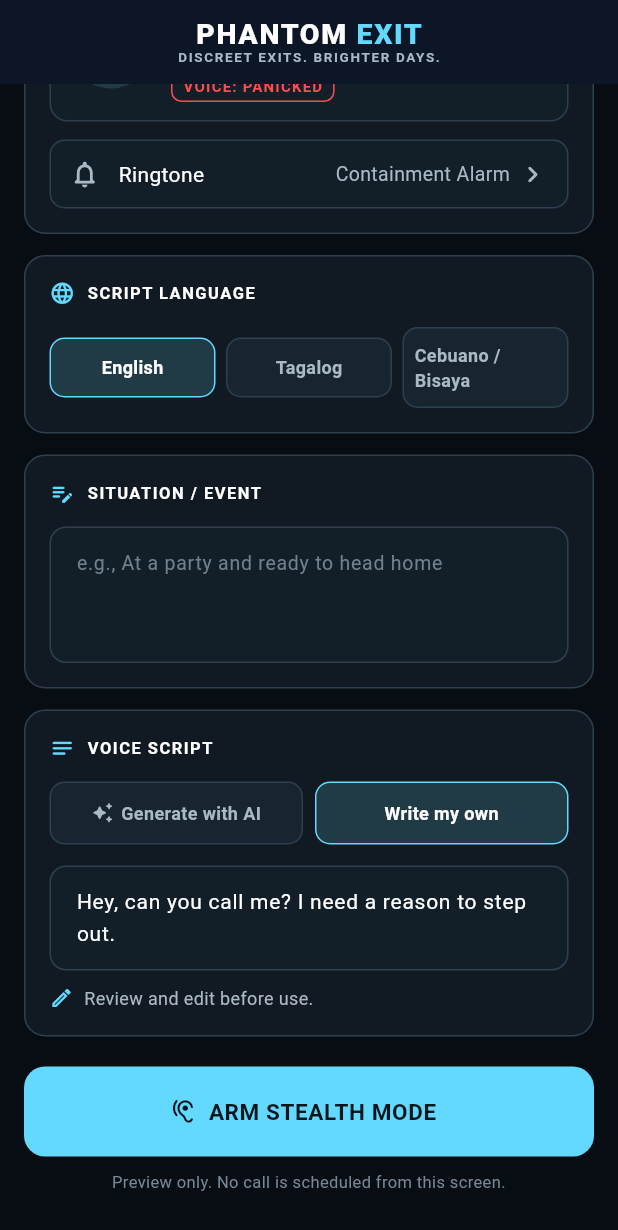
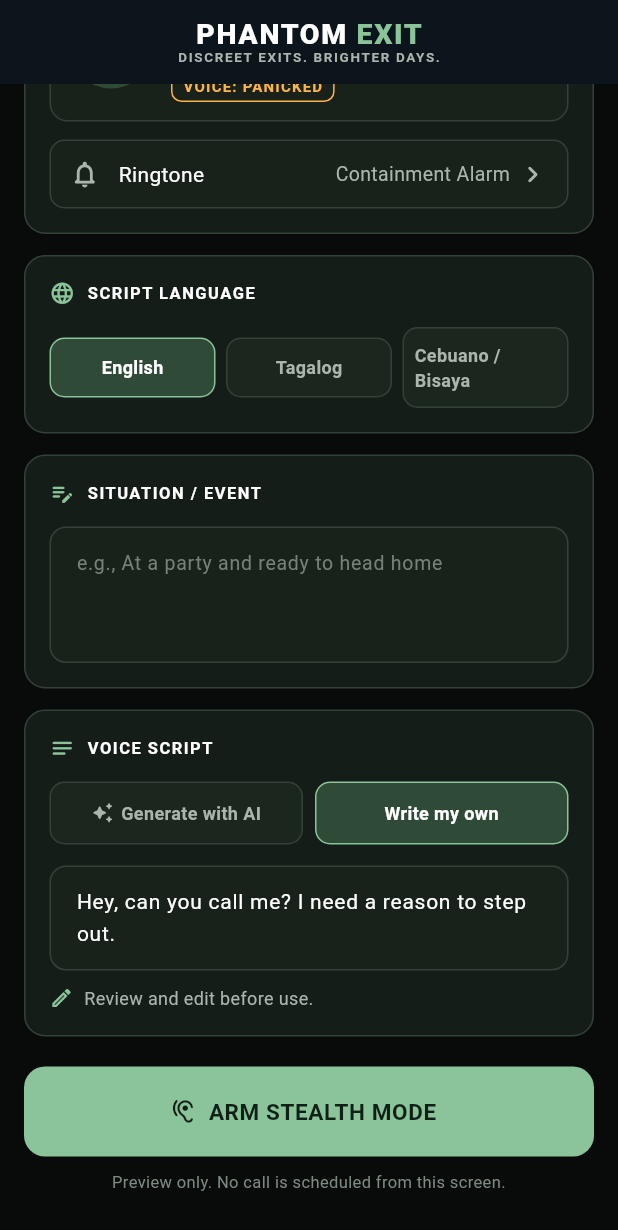
Before and after one commit to donaldycottonacao/GhostBuster, a Flutter app: the screen it shows after launch, scrolled down 369 dp, on a phone screen of 412 x 824 dp. Shown: the top 1230 px of the screen. Run offline on Flutter 3.47's test engine with Material 3 defaults, Android fonts, the phone set to English and light mode, and no system bars; Roboto replaces fonts that are missing (Bell MT).

Commit message:
Changing background color

```diff
--- a/frontend-client/lib/screens/countdown_screen.dart
+++ b/frontend-client/lib/screens/countdown_screen.dart
@@ -1,10 +1,15 @@
 import 'package:flutter/material.dart';
 
-const _background = Color(0xFF080D14);
-const _surface = Color(0xFF111A23);
-const _border = Color(0xFF2D4050);
-const _accent = Color(0xFF63D9FF);
-const _muted = Color(0xFFAAB9C6);
+const _background = Color(0xFF080B09);
+const _surface = Color(0xFF151D18);
+const _border = Color(0xFF344138);
+const _accent = Color(0xFF8BD49A);
+const _muted = Color(0xFFA9B4AB);
+
+const _glossyIconShadows = [
+  Shadow(color: Color(0xAAFFFFFF), blurRadius: 2),
+  Shadow(color: Color(0xCC07100B), offset: Offset(0, 2), blurRadius: 3),
+];
 
 class CountdownScreen extends StatelessWidget {
   const CountdownScreen({
@@ -142,7 +147,12 @@ class _CountdownHeader extends StatelessWidget {
   Widget build(BuildContext context) {
     return const Row(
       children: [
-        Icon(Icons.menu_rounded, color: _muted, size: 25),
+        Icon(
+          Icons.menu_rounded,
+          color: _muted,
+          size: 25,
+          shadows: _glossyIconShadows,
+        ),
         SizedBox(width: 14),
         Expanded(
           child: Text.rich(
@@ -165,7 +175,12 @@ class _CountdownHeader extends StatelessWidget {
           ),
         ),
         SizedBox(width: 14),
-        Icon(Icons.more_horiz_rounded, color: _muted, size: 25),
+        Icon(
+          Icons.more_horiz_rounded,
+          color: _muted,
+          size: 25,
+          shadows: _glossyIconShadows,
+        ),
       ],
     );
   }
@@ -187,8 +202,13 @@ class _CallerPreviewCard extends StatelessWidget {
         children: [
           CircleAvatar(
             radius: 31,
-            backgroundColor: Color(0xFF243542),
-            child: Icon(Icons.person_rounded, color: Colors.white70, size: 38),
+            backgroundColor: Color(0xFF385442),
+            child: Icon(
+              Icons.person_rounded,
+              color: Color(0xFFD8F1DC),
+              size: 38,
+              shadows: _glossyIconShadows,
+            ),
           ),
           SizedBox(width: 14),
           Expanded(
@@ -211,7 +231,12 @@ class _CallerPreviewCard extends StatelessWidget {
               ],
             ),
           ),
-          Icon(Icons.equalizer_rounded, color: _accent, size: 24),
+          Icon(
+            Icons.equalizer_rounded,
+            color: Color(0xFFFFC247),
+            size: 24,
+            shadows: _glossyIconShadows,
+          ),
         ],
       ),
     );
--- a/frontend-client/lib/screens/stealth_trigger.dart
+++ b/frontend-client/lib/screens/stealth_trigger.dart
@@ -2,13 +2,13 @@ import 'package:flutter/material.dart';
 
 import '../l10n/app_localizations.dart';
 
-const _background = Color(0xFF080D14);
-const _surface = Color(0xFF111A23);
-const _surfaceRaised = Color(0xFF182531);
-const _border = Color(0xFF2D4050);
-const _accent = Color(0xFF63D9FF);
-const _muted = Color(0xFFAAB9C6);
-const _orange = Color(0xFFFF4D4D);
+const _background = Color(0xFF080B09);
+const _surface = Color(0xFF151D18);
+const _surfaceRaised = Color(0xFF1B261F);
+const _border = Color(0xFF344138);
+const _accent = Color(0xFF8BC49A);
+const _muted = Color(0xFFABB4AD);
+const _orange = Color(0xFFFFB347);
 const _ghostbusterRed = Color(0xFFE53935);
 
 class StealthTriggerScreen extends StatefulWidget {
@@ -208,7 +208,7 @@ class _StealthTriggerScreenState extends State<StealthTriggerScreen> {
                           Container(
                             padding: const EdgeInsets.all(12),
                             decoration: BoxDecoration(
-                              color: const Color(0xFF121F29),
+                              color: const Color(0xFF18221B),
                               borderRadius: BorderRadius.circular(12),
                               border: Border.all(color: _border),
                             ),
@@ -218,7 +218,7 @@ class _StealthTriggerScreenState extends State<StealthTriggerScreen> {
                                   width: 56,
                                   height: 56,
                                   decoration: const BoxDecoration(
-                                    color: Color(0xFF203B45),
+                                    color: Color(0xFF304A38),
                                     shape: BoxShape.circle,
                                   ),
                                   child: const Icon(
@@ -295,7 +295,7 @@ class _StealthTriggerScreenState extends State<StealthTriggerScreen> {
                               vertical: 11,
                             ),
                             decoration: BoxDecoration(
-                              color: const Color(0xFF121F29),
+                              color: const Color(0xFF18221B),
                               borderRadius: BorderRadius.circular(10),
                               border: Border.all(color: _border),
                             ),
@@ -483,7 +483,7 @@ class _StealthTriggerScreenState extends State<StealthTriggerScreen> {
                         ),
                         style: FilledButton.styleFrom(
                           backgroundColor: _accent,
-                          foregroundColor: const Color(0xFF07151C),
+                          foregroundColor: const Color(0xFF102017),
                           shape: RoundedRectangleBorder(
                             borderRadius: BorderRadius.circular(14),
                           ),
@@ -507,7 +507,7 @@ class _StealthTriggerScreenState extends State<StealthTriggerScreen> {
                           'Preview only. No call is scheduled from this screen.',
                       textAlign: TextAlign.center,
                       style: const TextStyle(
-                        color: Color(0xFF778895),
+                        color: Color(0xFF7E8981),
                         fontSize: 11,
                         height: 1.4,
                       ),
@@ -568,7 +568,7 @@ class _StealthTriggerScreenState extends State<StealthTriggerScreen> {
         constraints: const BoxConstraints(minHeight: 42),
         padding: const EdgeInsets.symmetric(horizontal: 8, vertical: 9),
         decoration: BoxDecoration(
-          color: isSelected ? const Color(0xFF203B45) : _surfaceRaised,
+          color: isSelected ? const Color(0xFF304A38) : _surfaceRaised,
           borderRadius: BorderRadius.circular(10),
           border: Border.all(color: isSelected ? _accent : _border),
         ),
@@ -602,9 +602,9 @@ class _StealthTriggerScreenState extends State<StealthTriggerScreen> {
 
   InputDecoration _fieldDecoration(String hint) => InputDecoration(
         hintText: hint,
-        hintStyle: const TextStyle(color: Color(0xFF70818F), fontSize: 13),
+        hintStyle: const TextStyle(color: Color(0xFF778179), fontSize: 13),
         filled: true,
-        fillColor: const Color(0xFF121F29),
+        fillColor: const Color(0xFF18221B),
         contentPadding: const EdgeInsets.all(14),
         border: OutlineInputBorder(
           borderRadius: BorderRadius.circular(11),
@@ -699,7 +699,7 @@ class _SelectionChip extends StatelessWidget {
         alignment: Alignment.center,
         padding: const EdgeInsets.symmetric(horizontal: 7, vertical: 9),
         decoration: BoxDecoration(
-          color: isSelected ? const Color(0xFF203B45) : _surfaceRaised,
+          color: isSelected ? const Color(0xFF304A38) : _surfaceRaised,
           borderRadius: BorderRadius.circular(10),
           border: Border.all(color: isSelected ? _accent : _border),
         ),
```
